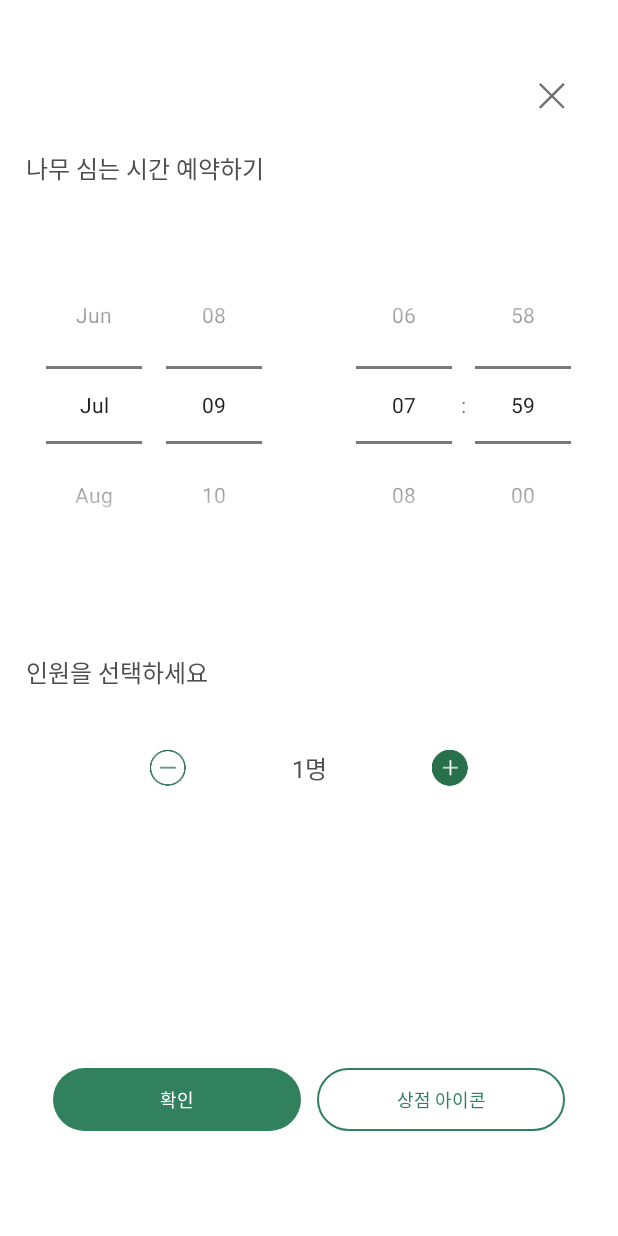
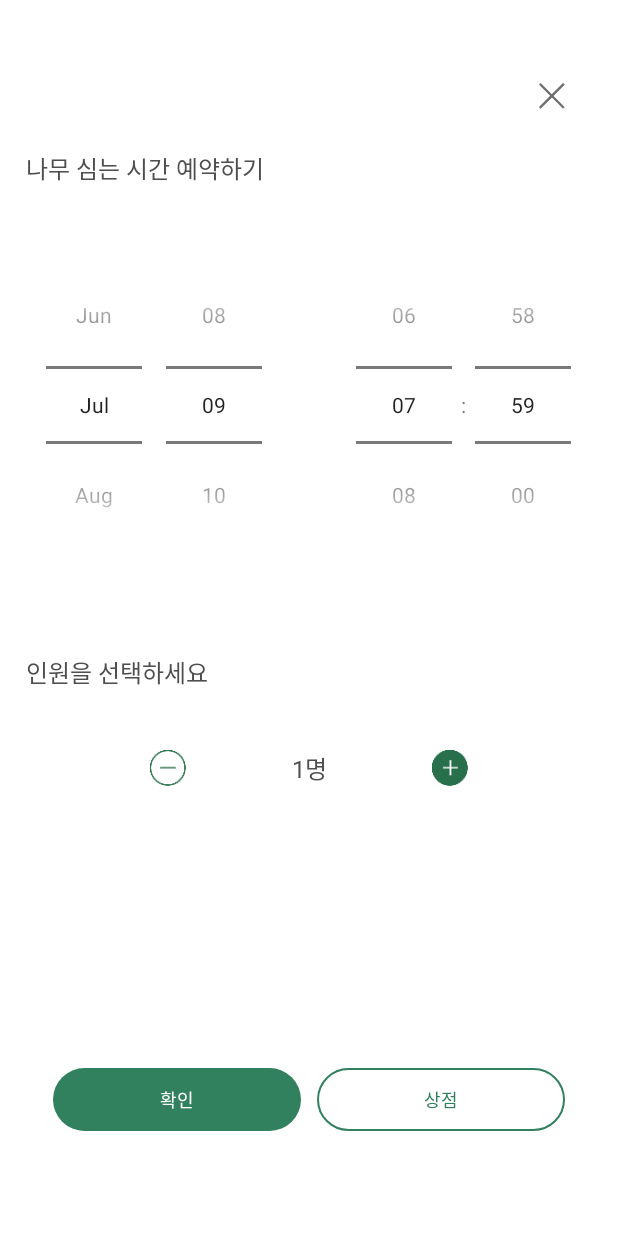
Before and after one commit to ForestMaker/ForestMaker_Android, an Android app: the SelectDateActivity screen opened directly, with no data from a screen before it, on a phone screen of 412 x 824 dp. Run offline under Robolectric (Android 15) with nearby library versions, the phone set to English and light mode, and no system bars.

Commit message:
[상점버튼] 상점아이콘 --> 상점 멘트 수정

```diff
--- a/app/src/main/res/layout/activity_select_date.xml
+++ b/app/src/main/res/layout/activity_select_date.xml
@@ -161,7 +161,7 @@
             android:layout_height="wrap_content"
             android:layout_weight="1"
             android:layout_marginHorizontal="5dp"
-            android:text="상점 아이콘"
+            android:text="상점"
             android:paddingVertical="12dp"
             android:gravity="center"
             android:textSize="12sp"
--- a/app/src/main/res/layout/frame_act_mytree_detail_normal.xml
+++ b/app/src/main/res/layout/frame_act_mytree_detail_normal.xml
@@ -58,7 +58,7 @@
             android:background="@drawable/round_stroke_green_1_72"
             android:gravity="center"
             android:paddingVertical="11dp"
-            android:text="상점 아이콘"
+            android:text="상점"
             android:textColor="@color/green"
             android:textSize="12sp" />
 
```
Also changed, not shown: app/src/main/res/drawable-hdpi/dialog_payment.jpg (added), app/src/main/res/drawable-hdpi/icon_btn_mileage.webp (added), app/src/main/res/drawable-mdpi/dialog_payment.jpg (added), app/src/main/res/drawable-mdpi/icon_btn_mileage.webp (added), app/src/main/res/drawable-xhdpi/dialog_payment.jpg (added), app/src/main/res/drawable-xhdpi/icon_btn_mileage.webp (added), app/src/main/res/drawable-xxhdpi/dialog_payment.jpg (added), app/src/main/res/drawable-xxhdpi/icon_btn_mileage.webp (added), app/src/main/res/drawable-xxxhdpi/dialog_payment.jpg (added), app/src/main/res/drawable-xxxhdpi/icon_btn_mileage.webp (added), 2 other files.
